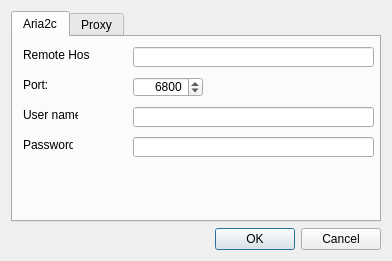
The window that aria2options.ui (DragonZX/aria2cremote) describes before a commit, drawn with Qt 5.
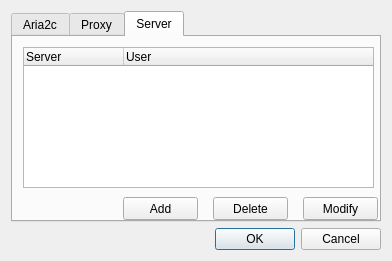
The same window after the commit. The open tabs and pages were chosen to show the change. Icons and pictures are not drawn.

Commit message: add server tab page

Patch:
```diff
--- a/aria2options.ui
+++ b/aria2options.ui
@@ -11,7 +11,7 @@
    </rect>
   </property>
   <property name="sizePolicy">
-   <sizepolicy hsizetype="Fixed" vsizetype="Fixed">
+   <sizepolicy hsizetype="Expanding" vsizetype="Expanding">
     <horstretch>0</horstretch>
     <verstretch>0</verstretch>
    </sizepolicy>
@@ -320,6 +320,76 @@
        </property>
       </widget>
      </widget>
+     <widget class="QWidget" name="tab_server">
+      <attribute name="title">
+       <string>Server</string>
+      </attribute>
+      <widget class="QTreeWidget" name="treeWidget_Server_List">
+       <property name="geometry">
+        <rect>
+         <x>10</x>
+         <y>10</y>
+         <width>351</width>
+         <height>141</height>
+        </rect>
+       </property>
+       <property name="alternatingRowColors">
+        <bool>true</bool>
+       </property>
+       <property name="rootIsDecorated">
+        <bool>false</bool>
+       </property>
+       <column>
+        <property name="text">
+         <string notr="true">Server</string>
+        </property>
+       </column>
+       <column>
+        <property name="text">
+         <string>User</string>
+        </property>
+       </column>
+      </widget>
+      <widget class="QPushButton" name="pushButton_Servers_Delete">
+       <property name="geometry">
+        <rect>
+         <x>200</x>
+         <y>160</y>
+         <width>75</width>
+         <height>23</height>
+        </rect>
+       </property>
+       <property name="text">
+        <string>Delete</string>
+       </property>
+      </widget>
+      <widget class="QPushButton" name="pushButton_Servers_Add">
+       <property name="geometry">
+        <rect>
+         <x>110</x>
+         <y>160</y>
+         <width>75</width>
+         <height>23</height>
+        </rect>
+       </property>
+       <property name="text">
+        <string>Add</string>
+       </property>
+      </widget>
+      <widget class="QPushButton" name="pushButton_Servers_Modify">
+       <property name="geometry">
+        <rect>
+         <x>290</x>
+         <y>160</y>
+         <width>75</width>
+         <height>23</height>
+        </rect>
+       </property>
+       <property name="text">
+        <string>Modify</string>
+       </property>
+      </widget>
+     </widget>
     </widget>
    </item>
    <item>
```
Left out of the diff: 4 changed lines with no effect on the pictures. The commit also changes 2 other files.
